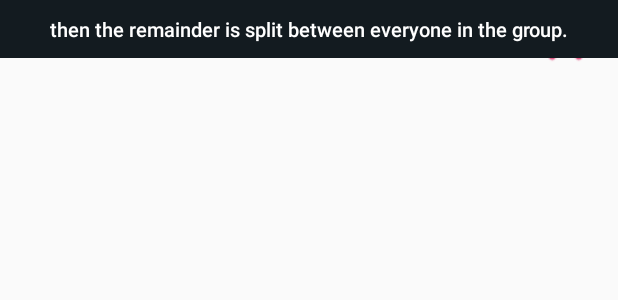
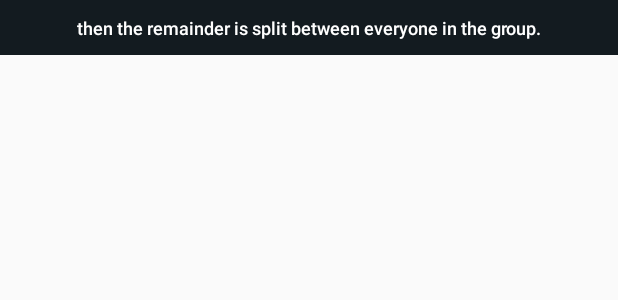
Before and after one commit to BenjaminKowatsch/InteractiveMedia, an Android app: the layout split_recycler_view_item.xml on its own in the app's theme, with its tools: preview values and no code run, on a phone screen of 412 x 824 dp. Shown: the top 300 px of the screen. Run offline under Robolectric (Android 15) with nearby library versions, the phone set to English and light mode, and no system bars; Roboto replaces fonts that are not available here.

Commit message:
App: Styling for recyclerview items

```diff
--- a/InteractiveMedia/app/src/main/res/layout/activity_add_transaction.xml
+++ b/InteractiveMedia/app/src/main/res/layout/activity_add_transaction.xml
@@ -130,7 +130,7 @@
                 android:layout_height="wrap_content"
                 android:layout_marginBottom="10dp"
                 android:layout_marginLeft="30dp"
-                android:layout_marginRight="30dp"
+                android:layout_marginRight="15dp"
                 android:textAlignment="center"
                 android:scrollbars="vertical" />
 
--- a/InteractiveMedia/app/src/main/res/layout/no_swipe_split_recycler_view_item.xml
+++ b/InteractiveMedia/app/src/main/res/layout/no_swipe_split_recycler_view_item.xml
@@ -27,7 +27,7 @@
             android:maxLines="1"
             android:text="then the remainder is split between everyone in the group."
             android:textAlignment="center"
-            android:textSize="13sp" />
+            android:textSize="12sp" />
 
     </RelativeLayout>
 
--- a/InteractiveMedia/app/src/main/res/layout/split_recycler_view_item.xml
+++ b/InteractiveMedia/app/src/main/res/layout/split_recycler_view_item.xml
@@ -11,8 +11,8 @@
 
         <ImageView
             android:id="@+id/delete_icon"
-            android:layout_width="50dp"
-            android:layout_height="50dp"
+            android:layout_width="30dp"
+            android:layout_height="30dp"
             android:layout_alignParentRight="true"
             android:layout_centerVertical="true"
             android:layout_marginRight="10dp"
@@ -25,7 +25,7 @@
             android:layout_marginRight="10dp"
             android:layout_toLeftOf="@id/delete_icon"
             android:text="Delete"
-            android:textSize="13dp" />
+            android:textSize="12sp" />
 
     </RelativeLayout>
 
@@ -45,7 +45,7 @@
             android:maxLines="1"
             android:text="then the remainder is split between everyone in the group."
             android:textAlignment="center"
-            android:textSize="13sp" />
+            android:textSize="12sp" />
 
     </RelativeLayout>
 
```
